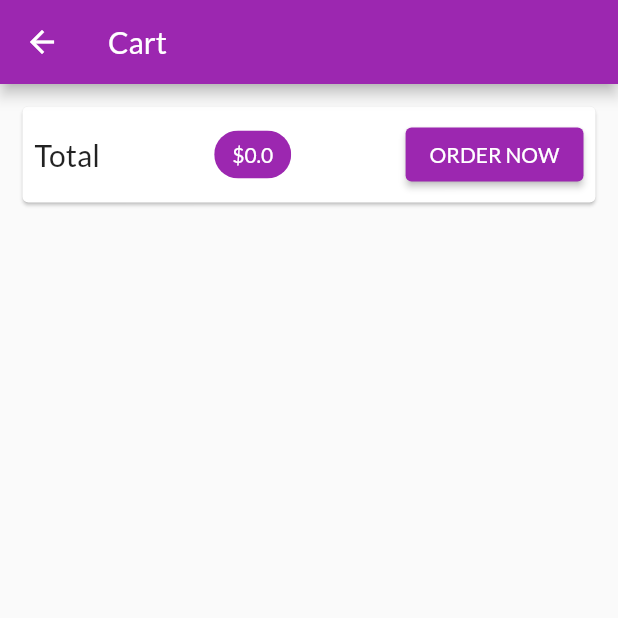
After one commit to vicky5243/shop, a Flutter app: the CartScreen screen opened by its route, on a phone screen of 412 x 824 dp, the top half of it. The commit adds this screen. Run offline on Flutter 3.47's test engine with Material 2 defaults, Android fonts, the phone set to English and light mode, and no system bars; network calls fail.

Commit message:
Work on the shopping cart and displaying a toal

```diff
--- a/lib/main.dart
+++ b/lib/main.dart
@@ -1,6 +1,7 @@
 import 'package:flutter/material.dart';
 import 'package:provider/provider.dart';
 
+import './screens/cart_screen.dart';
 import './screens/products_overview_screen.dart';
 import './screens/product_detail_screen.dart';
 import './providers/products_provider.dart';
@@ -39,6 +40,7 @@ class MyApp extends StatelessWidget {
         routes: {
           ProductDetailScreen.routeName: (context) =>
               const ProductDetailScreen(),
+          CartScreen.routeName: (context) => const CartScreen(),
         },
       ),
     );
--- a/lib/providers/cart.dart
+++ b/lib/providers/cart.dart
@@ -23,6 +23,14 @@ class Cart with ChangeNotifier {
 
   int get itemCount {
     return _items.length;
+  }
+
+  double get totalAmount {
+    double total = 0.0;
+    _items.forEach((key, cartItem) {
+      total += cartItem.price * cartItem.quantity;
+    });
+    return total;
   }
 
   void addItem(String productId, double price, String title) {
--- /dev/null
+++ b/lib/screens/cart_screen.dart
@@ -0,0 +1,50 @@
+import 'package:flutter/material.dart';
+import 'package:provider/provider.dart';
+
+import '../providers/cart.dart';
+
+class CartScreen extends StatelessWidget {
+  const CartScreen({super.key});
+
+  static const routeName = '/cart';
+
+  @override
+  Widget build(BuildContext context) {
+    final cart = Provider.of<Cart>(context);
+    return Scaffold(
+      appBar: AppBar(
+        title: const Text('Cart'),
+      ),
+      body: Column(
+        children: [
+          Card(
+            margin: const EdgeInsets.all(15),
+            child: Padding(
+              padding: const EdgeInsets.all(8),
+              child: Row(
+                mainAxisAlignment: MainAxisAlignment.spaceBetween,
+                children: [
+                  const Text(
+                    'Total',
+                    style: TextStyle(fontSize: 20),
+                  ),
+                  Chip(
+                    label: Text(
+                      '\$${cart.totalAmount}',
+                      style: const TextStyle(color: Colors.white),
+                    ),
+                    backgroundColor: Theme.of(context).colorScheme.primary,
+                  ),
+                  ElevatedButton(
+                    onPressed: () {},
+                    child: const Text('ORDER NOW'),
+                  )
+                ],
+              ),
+            ),
+          )
+        ],
+      ),
+    );
+  }
+}
--- a/lib/screens/products_overview_screen.dart
+++ b/lib/screens/products_overview_screen.dart
@@ -1,6 +1,7 @@
 import 'package:flutter/material.dart';
 import 'package:provider/provider.dart';
 
+import './cart_screen.dart';
 import '../widgets/products_grid.dart';
 import '../widgets/badge.dart';
 import '../providers/cart.dart';
@@ -56,7 +57,9 @@ class _ProductsOverviewScreenState extends State<ProductsOverviewScreen> {
             ),
             child: IconButton(
               icon: const Icon(Icons.shopping_cart),
-              onPressed: () {},
+              onPressed: () {
+                Navigator.of(context).pushNamed(CartScreen.routeName);
+              },
             ),
           )
         ],
```
